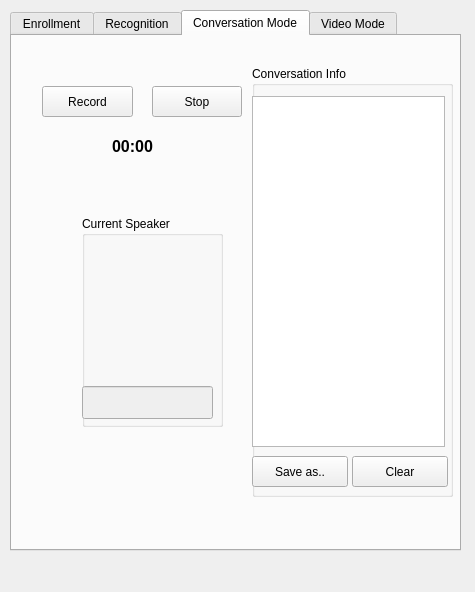
Before: the Qt Designer form gui/edytor2.ui in ppwwyyxx/speaker-recognition, drawn with Qt 5.
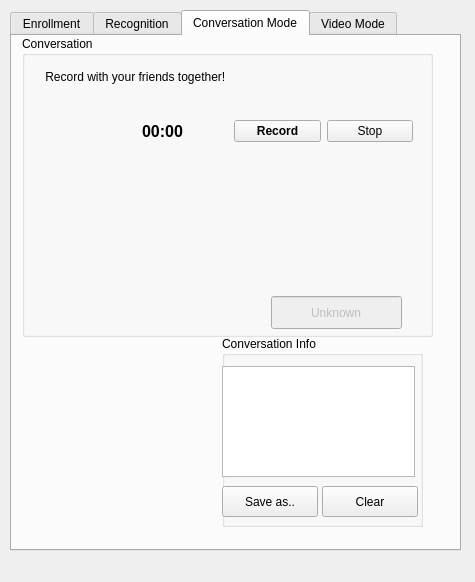
After: the same form once the commit is applied. The open tabs and pages were chosen to show the change.

Commit message: new UI with Tim the alading man

```diff
--- a/gui/edytor2.ui
+++ b/gui/edytor2.ui
@@ -7,7 +7,7 @@
     <x>0</x>
     <y>0</y>
     <width>475</width>
-    <height>592</height>
+    <height>582</height>
    </rect>
   </property>
   <property name="windowTitle">
@@ -724,13 +724,164 @@
     <attribute name="title">
      <string>Conversation Mode</string>
     </attribute>
+    <widget class="QGroupBox" name="groupBox_7">
+     <property name="geometry">
+      <rect>
+       <x>10</x>
+       <y>0</y>
+       <width>411</width>
+       <height>301</height>
+      </rect>
+     </property>
+     <property name="title">
+      <string>Conversation</string>
+     </property>
+     <widget class="QLabel" name="label_6">
+      <property name="geometry">
+       <rect>
+        <x>20</x>
+        <y>30</y>
+        <width>351</width>
+        <height>21</height>
+       </rect>
+      </property>
+      <property name="text">
+       <string> Record with your friends together!</string>
+      </property>
+     </widget>
+     <widget class="QLabel" name="Animation_3">
+      <property name="geometry">
+       <rect>
+        <x>30</x>
+        <y>60</y>
+        <width>61</width>
+        <height>61</height>
+       </rect>
+      </property>
+      <property name="sizePolicy">
+       <sizepolicy hsizetype="Fixed" vsizetype="Fixed">
+        <horstretch>0</horstretch>
+        <verstretch>0</verstretch>
+       </sizepolicy>
+      </property>
+      <property name="text">
+       <string/>
+      </property>
+     </widget>
+     <widget class="QWidget" name="horizontalLayoutWidget_7">
+      <property name="geometry">
+       <rect>
+        <x>120</x>
+        <y>70</y>
+        <width>271</width>
+        <height>51</height>
+       </rect>
+      </property>
+      <layout class="QHBoxLayout" name="horizontalLayout_10">
+       <item>
+        <widget class="QLabel" name="convTime">
+         <property name="font">
+          <font>
+           <pointsize>12</pointsize>
+           <weight>75</weight>
+           <bold>true</bold>
+          </font>
+         </property>
+         <property name="text">
+          <string>00:00</string>
+         </property>
+        </widget>
+       </item>
+       <item>
+        <widget class="QPushButton" name="convRecord">
+         <property name="font">
+          <font>
+           <weight>75</weight>
+           <bold>true</bold>
+          </font>
+         </property>
+         <property name="text">
+          <string>Record</string>
+         </property>
+        </widget>
+       </item>
+       <item>
+        <widget class="QPushButton" name="convStop">
+         <property name="text">
+          <string>Stop</string>
+         </property>
+        </widget>
+       </item>
+      </layout>
+     </widget>
+     <widget class="QLabel" name="Conv_Userimage">
+      <property name="geometry">
+       <rect>
+        <x>250</x>
+        <y>140</y>
+        <width>129</width>
+        <height>112</height>
+       </rect>
+      </property>
+      <property name="sizePolicy">
+       <sizepolicy hsizetype="Preferred" vsizetype="Expanding">
+        <horstretch>0</horstretch>
+        <verstretch>0</verstretch>
+       </sizepolicy>
+      </property>
+      <property name="text">
+       <string/>
+      </property>
+     </widget>
+     <widget class="QLineEdit" name="convUsername">
+      <property name="enabled">
+       <bool>false</bool>
+      </property>
+      <property name="geometry">
+       <rect>
+        <x>249</x>
+        <y>260</y>
+        <width>131</width>
+        <height>33</height>
+       </rect>
+      </property>
+      <property name="sizePolicy">
+       <sizepolicy hsizetype="Expanding" vsizetype="Fixed">
+        <horstretch>0</horstretch>
+        <verstretch>0</verstretch>
+       </sizepolicy>
+      </property>
+      <property name="text">
+       <string>Unknown</string>
+      </property>
+      <property name="alignment">
+       <set>Qt::AlignCenter</set>
+      </property>
+      <property name="readOnly">
+       <bool>true</bool>
+      </property>
+     </widget>
+     <widget class="QLabel" name="Alading_conv">
+      <property name="geometry">
+       <rect>
+        <x>10</x>
+        <y>140</y>
+        <width>231</width>
+        <height>151</height>
+       </rect>
+      </property>
+      <property name="text">
+       <string/>
+      </property>
+     </widget>
+    </widget>
     <widget class="QGroupBox" name="groupBox_4">
      <property name="geometry">
       <rect>
-       <x>240</x>
-       <y>30</y>
+       <x>210</x>
+       <y>300</y>
        <width>201</width>
-       <height>431</height>
+       <height>191</height>
       </rect>
      </property>
      <property name="title">
@@ -742,7 +893,7 @@
         <x>0</x>
         <y>30</y>
         <width>193</width>
-        <height>351</height>
+        <height>111</height>
        </rect>
       </property>
      </widget>
@@ -750,7 +901,7 @@
       <property name="geometry">
        <rect>
         <x>0</x>
-        <y>390</y>
+        <y>150</y>
         <width>96</width>
         <height>31</height>
        </rect>
@@ -763,7 +914,7 @@
       <property name="geometry">
        <rect>
         <x>100</x>
-        <y>390</y>
+        <y>150</y>
         <width>96</width>
         <height>31</height>
        </rect>
@@ -773,122 +924,6 @@
       </property>
      </widget>
     </widget>
-    <widget class="QGroupBox" name="groupBox_5">
-     <property name="geometry">
-      <rect>
-       <x>70</x>
-       <y>180</y>
-       <width>141</width>
-       <height>211</height>
-      </rect>
-     </property>
-     <property name="title">
-      <string>Current Speaker</string>
-     </property>
-     <widget class="QLineEdit" name="convUsername">
-      <property name="enabled">
-       <bool>false</bool>
-      </property>
-      <property name="geometry">
-       <rect>
-        <x>0</x>
-        <y>170</y>
-        <width>131</width>
-        <height>33</height>
-       </rect>
-      </property>
-      <property name="sizePolicy">
-       <sizepolicy hsizetype="Expanding" vsizetype="Fixed">
-        <horstretch>0</horstretch>
-        <verstretch>0</verstretch>
-       </sizepolicy>
-      </property>
-     </widget>
-     <widget class="QLabel" name="Conv_Userimage">
-      <property name="geometry">
-       <rect>
-        <x>0</x>
-        <y>40</y>
-        <width>129</width>
-        <height>112</height>
-       </rect>
-      </property>
-      <property name="sizePolicy">
-       <sizepolicy hsizetype="Preferred" vsizetype="Expanding">
-        <horstretch>0</horstretch>
-        <verstretch>0</verstretch>
-       </sizepolicy>
-      </property>
-      <property name="text">
-       <string/>
-      </property>
-     </widget>
-    </widget>
-    <widget class="QPushButton" name="convRecord">
-     <property name="geometry">
-      <rect>
-       <x>30</x>
-       <y>50</y>
-       <width>91</width>
-       <height>31</height>
-      </rect>
-     </property>
-     <property name="text">
-      <string>Record</string>
-     </property>
-    </widget>
-    <widget class="QLabel" name="convTime">
-     <property name="geometry">
-      <rect>
-       <x>100</x>
-       <y>100</y>
-       <width>51</width>
-       <height>21</height>
-      </rect>
-     </property>
-     <property name="font">
-      <font>
-       <pointsize>12</pointsize>
-       <weight>75</weight>
-       <bold>true</bold>
-      </font>
-     </property>
-     <property name="text">
-      <string>00:00</string>
-     </property>
-    </widget>
-    <widget class="QLabel" name="Animation_3">
-     <property name="geometry">
-      <rect>
-       <x>20</x>
-       <y>50</y>
-       <width>61</width>
-       <height>61</height>
-      </rect>
-     </property>
-     <property name="sizePolicy">
-      <sizepolicy hsizetype="Fixed" vsizetype="Fixed">
-       <horstretch>0</horstretch>
-       <verstretch>0</verstretch>
-      </sizepolicy>
-     </property>
-     <property name="text">
-      <string/>
-     </property>
-    </widget>
-    <widget class="QPushButton" name="convStop">
-     <property name="geometry">
-      <rect>
-       <x>140</x>
-       <y>50</y>
-       <width>90</width>
-       <height>31</height>
-      </rect>
-     </property>
-     <property name="text">
-      <string>Stop</string>
-     </property>
-    </widget>
    </widget>
    <widget class="QWidget" name="Video">
     <attribute name="title">
```
Left out of the diff: 55 changed lines with no effect on the pictures. The commit also changes 5 other files.
